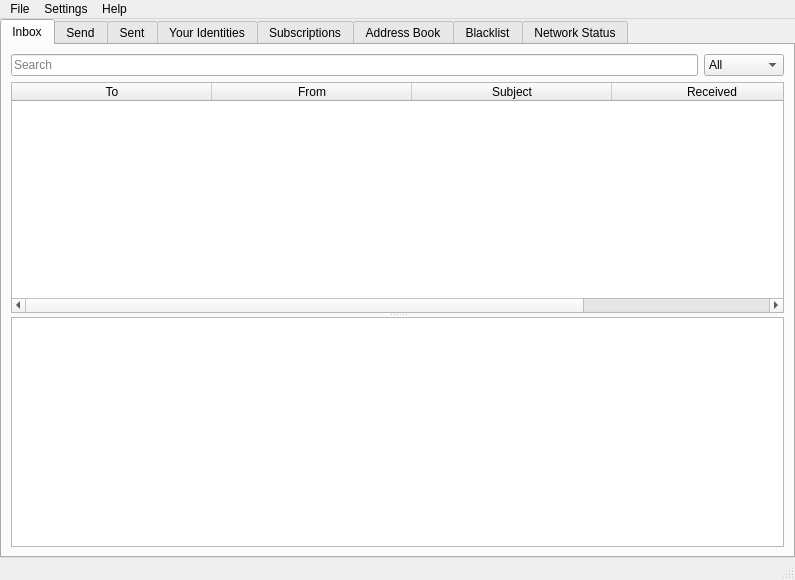
First picture: the form in src/bitmessageqt/bitmessageui.ui, repository Bitmessage/PyBitmessage, before the edit.
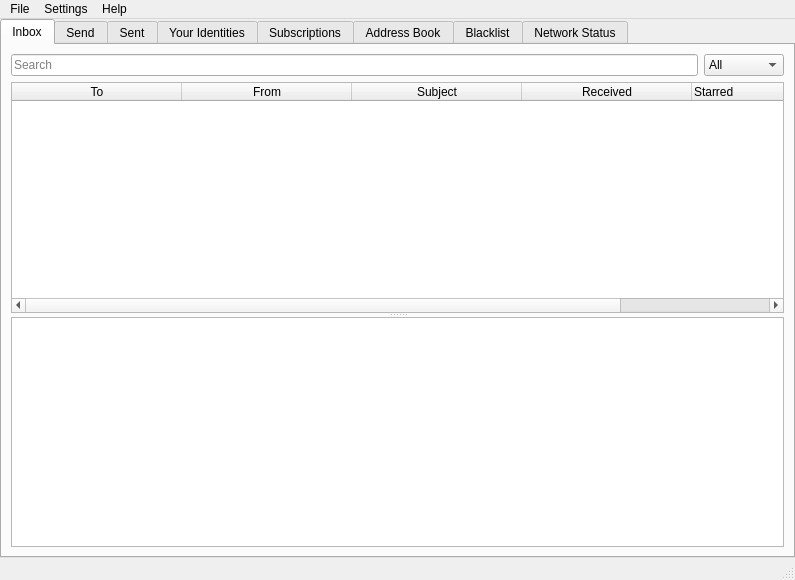
Second picture: the form after the edit. Icons and pictures are not drawn.

Diff of the .ui file:
```diff
--- a/src/bitmessageqt/bitmessageui.ui
+++ b/src/bitmessageqt/bitmessageui.ui
@@ -135,17 +135,23 @@
            <property name="wordWrap">
             <bool>false</bool>
            </property>
+           <property name="rowCount">
+            <number>0</number>
+           </property>
+           <property name="columnCount">
+            <number>5</number>
+           </property>
            <attribute name="horizontalHeaderCascadingSectionResizes">
             <bool>true</bool>
            </attribute>
            <attribute name="horizontalHeaderDefaultSectionSize">
-            <number>200</number>
+            <number>170</number>
            </attribute>
            <attribute name="horizontalHeaderHighlightSections">
             <bool>false</bool>
            </attribute>
            <attribute name="horizontalHeaderMinimumSectionSize">
-            <number>27</number>
+            <number>50</number>
            </attribute>
            <attribute name="horizontalHeaderShowSortIndicator" stdset="0">
             <bool>false</bool>
@@ -157,7 +163,10 @@
             <bool>false</bool>
            </attribute>
            <attribute name="verticalHeaderDefaultSectionSize">
-            <number>26</number>
+            <number>30</number>
+           </attribute>
+           <attribute name="verticalHeaderMinimumSectionSize">
+            <number>19</number>
            </attribute>
            <column>
             <property name="text">
@@ -179,6 +188,14 @@
              <string>Received</string>
             </property>
            </column>
+           <column>
+            <property name="text">
+             <string>Starred</string>
+            </property>
+            <property name="textAlignment">
+             <set>AlignLeft|AlignVCenter</set>
+            </property>
+           </column>
           </widget>
           <widget class="QTextEdit" name="textEditInboxMessage">
            <property name="baseSize">
```
Left out of the diff: 16 changed lines with no effect on the pictures.
